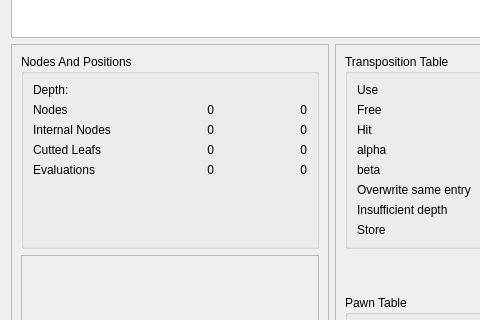
The window that stats.ui (gpiez/hayabusa) describes before a commit, drawn with Qt 5; both pictures show x 0 to 480 and y 213 to 533 of the 664 by 684 pixel window.
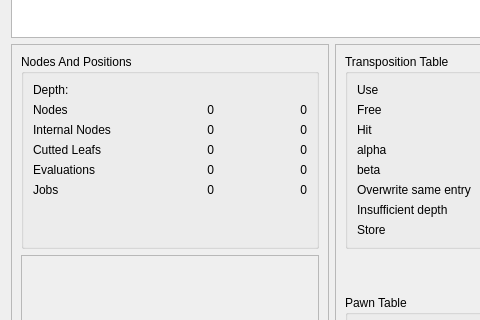
The same window after the commit.

The edit to the form file:
```diff
--- a/stats.ui
+++ b/stats.ui
@@ -184,7 +184,7 @@
              </property>
             </widget>
            </item>
-           <item row="5" column="1">
+           <item row="6" column="1">
             <spacer name="verticalSpacer">
              <property name="orientation">
               <enum>Qt::Vertical</enum>
@@ -197,6 +197,33 @@
              </property>
             </spacer>
            </item>
+           <item row="5" column="0">
+            <widget class="QLabel" name="label_11">
+             <property name="text">
+              <string>Jobs</string>
+             </property>
+            </widget>
+           </item>
+           <item row="5" column="1">
+            <widget class="QLabel" name="vjobs">
+             <property name="text">
+              <string>0</string>
+             </property>
+             <property name="alignment">
+              <set>Qt::AlignRight|Qt::AlignTrailing|Qt::AlignVCenter</set>
+             </property>
+            </widget>
+           </item>
+           <item row="5" column="2">
+            <widget class="QLabel" name="njobs">
+             <property name="text">
+              <string>0</string>
+             </property>
+             <property name="alignment">
+              <set>Qt::AlignRight|Qt::AlignTrailing|Qt::AlignVCenter</set>
+             </property>
+            </widget>
+           </item>
           </layout>
          </widget>
         </item>
```
